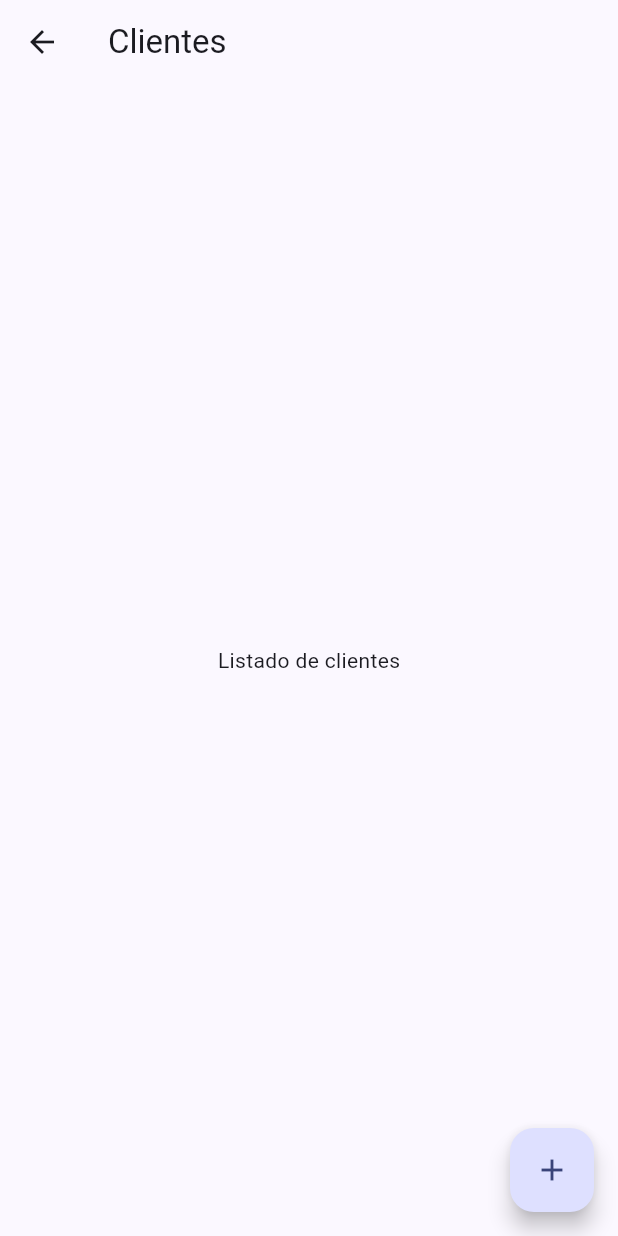
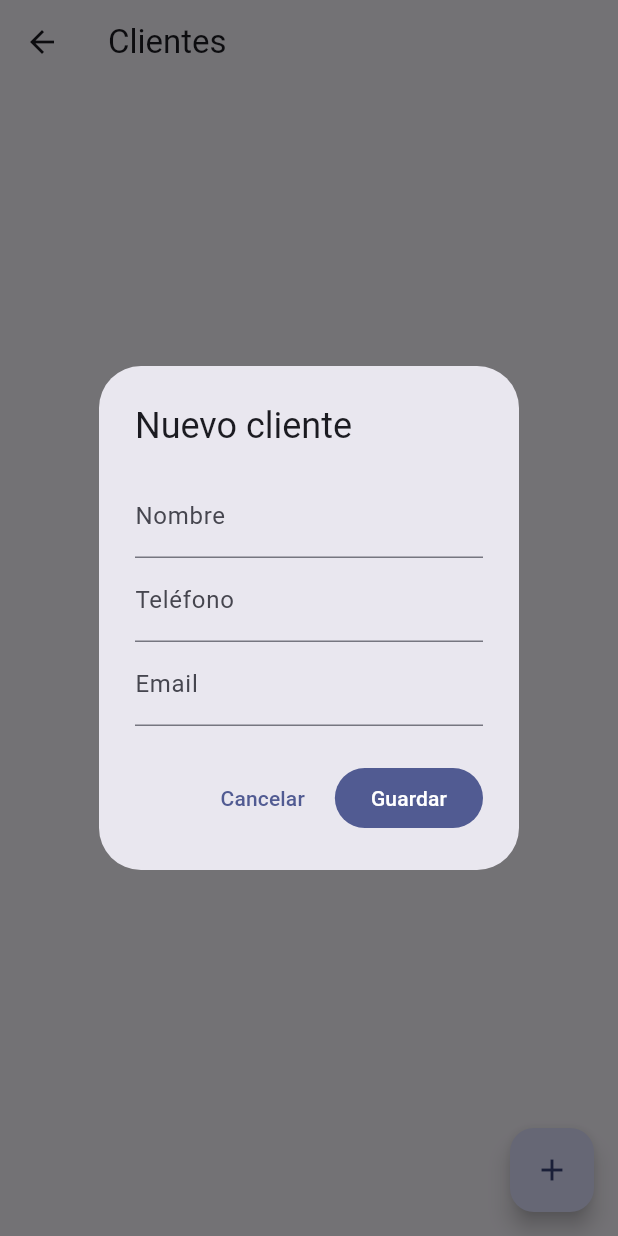
Before and after one commit to sergiopolis69-oss/popperscuv4, a Flutter app: the CustomersPage screen opened directly, after a tap on the "add" icon, on a phone screen of 412 x 824 dp. Run offline on Flutter 3.47's test engine with Material 3 defaults, Android fonts, the phone set to English and light mode, and no system bars; our stand-ins replace csv, file_picker, flutter_riverpod, sqflite; accounts and stored records are empty.

Commit message:
Update customers_page.dart

```diff
--- a/lib/ui/customers_page.dart
+++ b/lib/ui/customers_page.dart
@@ -1,4 +1,6 @@
 import 'package:flutter/material.dart';
+import 'package:uuid/uuid.dart';
+import '../repositories/customer_repository.dart';
 
 class CustomersPage extends StatefulWidget {
   const CustomersPage({super.key});
@@ -8,19 +10,88 @@ class CustomersPage extends StatefulWidget {
 }
 
 class _CustomersPageState extends State<CustomersPage> {
-  // Coloca aquí tu lógica real (repository, forms, etc.).
-  // Te dejo un placeholder minimal para que compile sin errores.
+  final _uuid = const Uuid();
+  List<Map<String, Object?>> _rows = [];
+  bool _loading = true;
+
+  @override
+  void initState() {
+    super.initState();
+    _reload();
+  }
+
+  Future<void> _reload() async {
+    setState(() => _loading = true);
+    try {
+      _rows = await CustomerRepository().all();
+    } finally {
+      if (mounted) setState(() => _loading = false);
+    }
+  }
+
+  Future<void> _showForm({Map<String, Object?>? edit}) async {
+    final nameCtrl = TextEditingController(text: (edit?['name'] as String?) ?? '');
+    final phoneCtrl = TextEditingController(text: (edit?['phone'] as String?) ?? '');
+    final emailCtrl = TextEditingController(text: (edit?['email'] as String?) ?? '');
+
+    final ok = await showDialog<bool>(
+      context: context,
+      builder: (_) => AlertDialog(
+        title: Text(edit == null ? 'Nuevo cliente' : 'Editar cliente'),
+        content: Column(
+          mainAxisSize: MainAxisSize.min,
+          children: [
+            TextField(controller: nameCtrl, decoration: const InputDecoration(labelText: 'Nombre')),
+            TextField(controller: phoneCtrl, decoration: const InputDecoration(labelText: 'Teléfono')),
+            TextField(controller: emailCtrl, decoration: const InputDecoration(labelText: 'Email')),
+          ],
+        ),
+        actions: [
+          TextButton(onPressed: () => Navigator.pop(context, false), child: const Text('Cancelar')),
+          FilledButton(onPressed: () => Navigator.pop(context, true), child: const Text('Guardar')),
+        ],
+      ),
+    );
+
+    if (ok == true) {
+      final m = {
+        'id': edit?['id'] as String? ?? _uuid.v4(),
+        'name': nameCtrl.text.trim(),
+        'phone': phoneCtrl.text.trim(),
+        'email': emailCtrl.text.trim(),
+        'createdAt': edit?['createdAt'] ?? DateTime.now().toIso8601String(),
+      };
+      await CustomerRepository().upsertCustomer(m); // un solo Map como parámetro
+      await _reload();
+    }
+  }
+
   @override
   Widget build(BuildContext context) {
     return Scaffold(
       appBar: AppBar(title: const Text('Clientes')),
-      body: const Center(
-        child: Text('Listado de clientes'),
-      ),
+      body: _loading
+          ? const Center(child: CircularProgressIndicator())
+          : ListView.separated(
+              itemCount: _rows.length,
+              separatorBuilder: (_, __) => const Divider(height: 1),
+              itemBuilder: (_, i) {
+                final r = _rows[i];
+                final name = (r['name'] as String?) ?? (r['id'] as String? ?? '');
+                return ListTile(
+                  title: Text(name),
+                  subtitle: Text(((r['phone'] as String?) ?? '').trim().isEmpty
+                      ? ((r['email'] as String?) ?? '')
+                      : (r['phone'] as String)),
+                  trailing: IconButton(
+                    icon: const Icon(Icons.edit),
+                    onPressed: () => _showForm(edit: r),
+                  ),
+                );
+              },
+            ),
       floatingActionButton: FloatingActionButton(
-        onPressed: () {
-          // TODO: abre formulario para nuevo cliente
-        },
+        onPressed: () => _showForm(),
         child: const Icon(Icons.add),
       ),
     );
```
